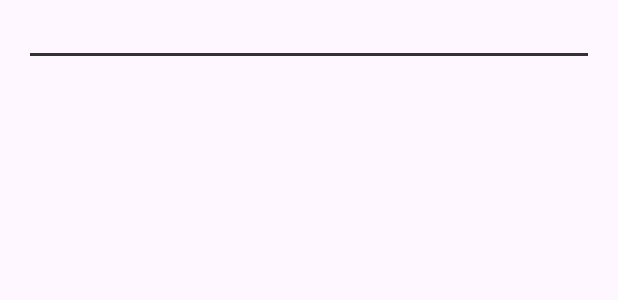
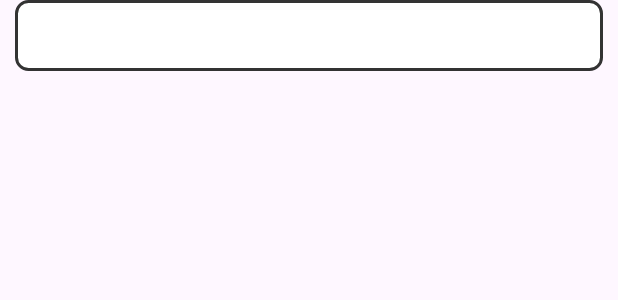
Before and after one commit to namkyu742/BookManager, an Android app: the layout item_book.xml on its own in the app's theme, with its tools: preview values and no code run, on a phone screen of 412 x 824 dp. Shown: the top 300 px of the screen. Run offline under Robolectric (Android 15) with nearby library versions, the light colour scheme and no system bars.

Commit message:
recyclerView 선택된 item 강조표시

```diff
--- a/app/src/main/java/com/ngjo/bookmanager/data/Book.kt
+++ b/app/src/main/java/com/ngjo/bookmanager/data/Book.kt
@@ -11,8 +11,8 @@ import kotlinx.parcelize.Parcelize
 data class Book(
     @PrimaryKey var id: Int? = null,
     @ColumnInfo var title: String = "dummy data",
-    @ColumnInfo var price: Int = 0,
-    @ColumnInfo var number: Int = 0,
+    @ColumnInfo var price: Int = -1,
+    @ColumnInfo var number: Int = -1,
     @ColumnInfo var date: String = "dummy data",
     @ColumnInfo var etc: String = "dummy data",
 ) : Parcelable
--- a/app/src/main/java/com/ngjo/bookmanager/fragment/MainFragment.kt
+++ b/app/src/main/java/com/ngjo/bookmanager/fragment/MainFragment.kt
@@ -58,6 +58,12 @@ class MainFragment: Fragment() {
                 showDetailFragment1(title)
             }
 
+            override fun setCurrentBookTitle(title: String) {
+                viewModel.currentBookTitle = title
+                bookAdapter.currentTitle = viewModel.currentBookTitle
+                bookAdapter.notifyDataSetChanged()
+
+            }
         })
 
         binding.buttonAddBook.setOnClickListener {
--- a/app/src/main/java/com/ngjo/bookmanager/viewmodel/MainViewModel.kt
+++ b/app/src/main/java/com/ngjo/bookmanager/viewmodel/MainViewModel.kt
@@ -8,4 +8,7 @@ class MainViewModel : ViewModel() {
     fun toggleIsShow() {
         this.isShow = !this.isShow
     }
+
+
+    var currentBookTitle = ""
 }
--- /dev/null
+++ b/app/src/main/res/drawable/shape_item_book.xml
@@ -0,0 +1,8 @@
+<?xml version="1.0" encoding="utf-8"?>
+<shape xmlns:android="http://schemas.android.com/apk/res/android">
+    <solid android:color="@android:color/white" />
+    <stroke
+        android:width="2dp"
+        android:color="#FF333333" />
+    <corners android:radius="8dp" />
+</shape>
--- a/app/src/main/res/layout/item_book.xml
+++ b/app/src/main/res/layout/item_book.xml
@@ -1,7 +1,13 @@
 <?xml version="1.0" encoding="utf-8"?>
-<LinearLayout xmlns:android="http://schemas.android.com/apk/res/android"
+<LinearLayout
+    xmlns:android="http://schemas.android.com/apk/res/android"
+    android:id="@+id/book_item"
     android:layout_width="match_parent"
     android:layout_height="wrap_content"
+    android:padding="10dp"
+    android:layout_marginHorizontal="10dp"
+    android:layout_marginBottom="10dp"
+    android:background="@drawable/shape_item_book"
     android:orientation="vertical">
 
     <TextView
@@ -12,13 +18,13 @@
         android:layout_height="wrap_content"/>
 
 
-    <View
-        android:id="@+id/divider"
-        android:layout_width="match_parent"
-        android:layout_height="2dp"
-        android:layout_marginHorizontal="20dp"
-        android:layout_marginTop="8dp"
-        android:layout_marginBottom="12dp"
-        android:background="@color/dark_gray"/>
+<!--    <View-->
+<!--        android:id="@+id/divider"-->
+<!--        android:layout_width="match_parent"-->
+<!--        android:layout_height="2dp"-->
+<!--        android:layout_marginHorizontal="20dp"-->
+<!--        android:layout_marginTop="8dp"-->
+<!--        android:layout_marginBottom="12dp"-->
+<!--        android:background="@color/dark_gray"/>-->
 
 </LinearLayout>
--- a/app/src/main/res/values/colors.xml
+++ b/app/src/main/res/values/colors.xml
@@ -3,4 +3,6 @@
     <color name="black">#FF000000</color>
     <color name="white">#FFFFFFFF</color>
     <color name="dark_gray">#FF333333</color>
+
+    <color name="list_selected">#99555555</color>
 </resources>
```
Also changed, not shown: app/src/main/java/com/ngjo/bookmanager/fragment/BookAdapter.kt (+20 -0 lines), app/src/main/res/drawable/shape_item_book_selected.xml (added, +8 -0 lines).
